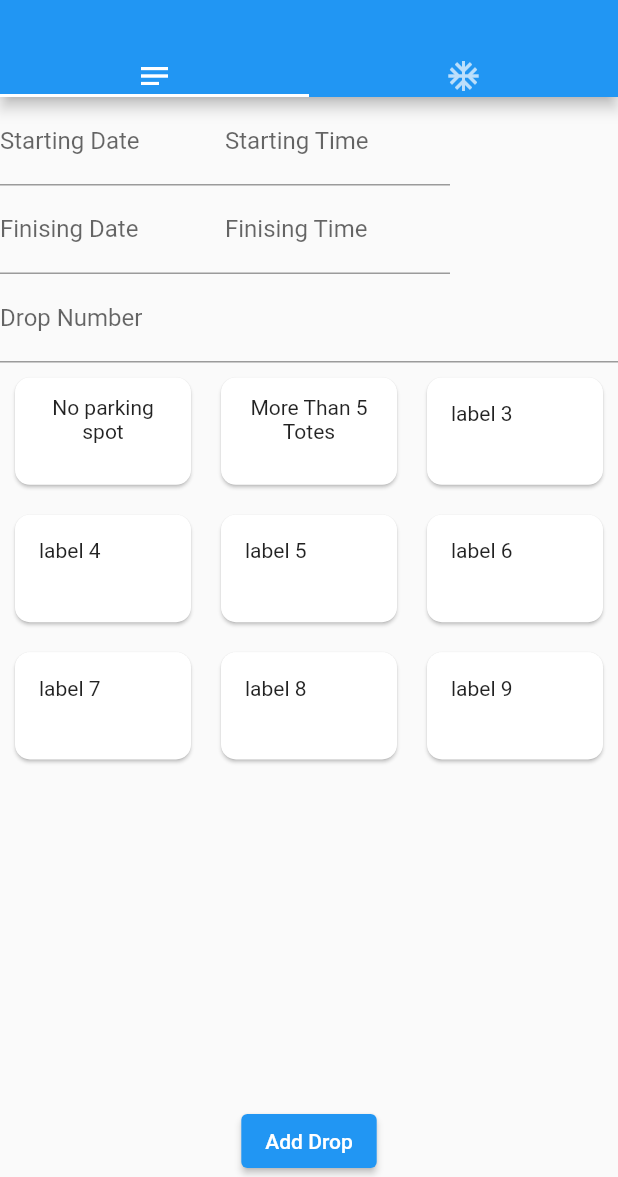
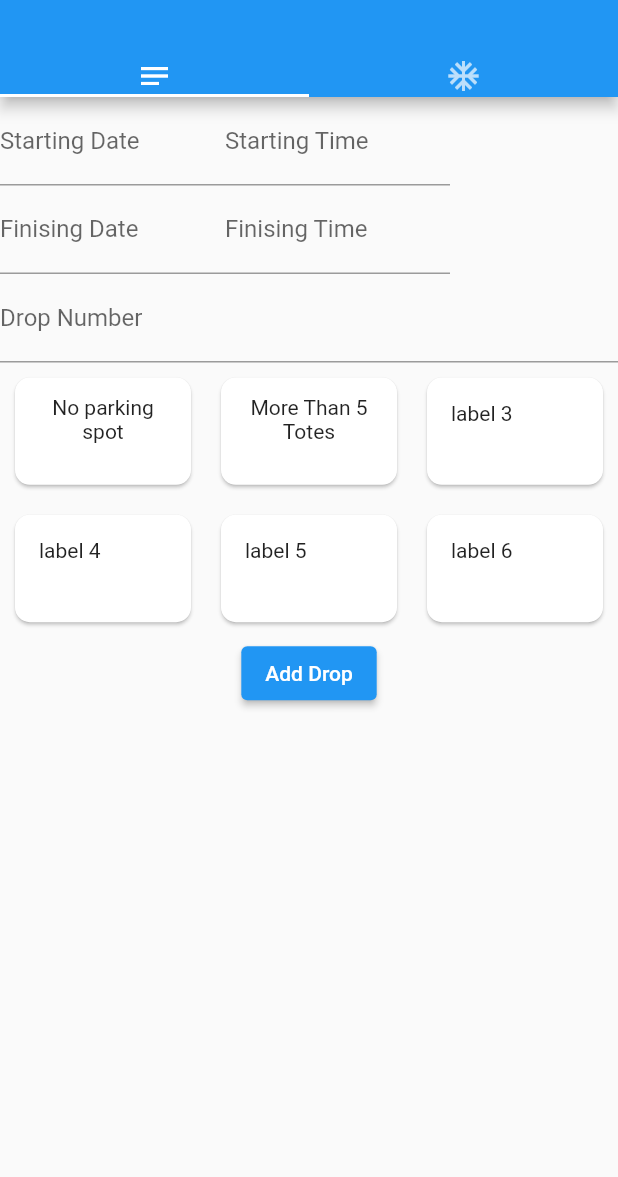
Before and after one commit to BryanBudelon/DriverNotes, a Flutter app: the screen it shows after launch, after a tap on "Add Drop", on a phone screen of 412 x 824 dp, the part 59-1236 px from its top. Run offline on Flutter 3.47's test engine with Material 2 defaults, Android fonts, the phone set to English and light mode, and no system bars.

Commit message:
add drop working

```diff
--- a/driver_notes/lib/main.dart
+++ b/driver_notes/lib/main.dart
@@ -291,7 +291,7 @@ class _MyAppState extends State<MyApp> {
                   controller: dropController,
                 ),
                 Expanded(
-                  child: ReasonSelection(),
+                  child: ReasonSelection(textController, dropController),
                 ),
                 /*Container(
                   width: 300,
@@ -356,13 +356,6 @@ class _MyAppState extends State<MyApp> {
                     ],
                   ),
                 ) */
-                ElevatedButton(
-                  //onPressed: () => insertText('Drop \n', textController),
-                  //onPressed: () => showModalOptions(context),
-                  onPressed: () => InsertText(),
-                  // Talvez colocar para adicionar item no TextField ao selecionar o item
-                  child: Text('Add Drop'),
-                ),
               ],
             ),
             // Result Tab
--- a/driver_notes/lib/month_option.dart
+++ /dev/null
@@ -1,11 +0,0 @@
-import 'package:flutter/material.dart';
-
-class Animal {
-  final int id;
-  final String name;
-
-  Animal({
-    required this.id,
-    required this.name,
-  });
-}
--- a/driver_notes/lib/reason_selection.dart
+++ b/driver_notes/lib/reason_selection.dart
@@ -1,15 +1,21 @@
+import 'package:driver_notes/insert_text.dart';
+import 'package:driver_notes/notes_tab.dart';
 import 'package:flutter/material.dart';
 
 import 'options_list.dart';
 
 class ReasonSelection extends StatefulWidget {
-  const ReasonSelection({Key? key}) : super(key: key);
+  //const ReasonSelection({Key? key, textComtroller}) : super(key: key);
+  final TextEditingController textController;
+  final TextEditingController dropsController;
+
+  ReasonSelection(this.textController, this.dropsController);
 
   @override
-  ReasonSelectionState createState() => ReasonSelectionState();
+  _ReasonSelectionState createState() => _ReasonSelectionState();
 }
 
-class ReasonSelectionState extends State<ReasonSelection> {
+class _ReasonSelectionState extends State<ReasonSelection> {
   int selectedCard = -1;
   int _selectedIndex = -1;
 
@@ -25,20 +31,20 @@ class ReasonSelectionState extends State<ReasonSelection> {
     OptionsList(5, false, 'label 9'),
   ];
 
-  List<String> selectedItems = [];
-
-  List<String> returnItems() {
-    return selectedItems;
-  }
+  var selectedItems = [
+    '',
+    '',
+    '',
+    '',
+  ];
 
   @override
   Widget build(BuildContext context) {
-    return MediaQuery.removePadding(
-      context: context,
-      child: GridView.builder(
+    return Column(children: [
+      GridView.builder(
         shrinkWrap: true,
         scrollDirection: Axis.vertical,
-        itemCount: options.length,
+        itemCount: 6,
         gridDelegate: new SliverGridDelegateWithFixedCrossAxisCount(
           crossAxisCount: 3,
           childAspectRatio: MediaQuery.of(context).size.width /
@@ -102,6 +108,22 @@ class ReasonSelectionState extends State<ReasonSelection> {
               ),
             ); */
       ),
-    );
+      ElevatedButton(
+        //onPressed: () => insertText('Drop \n', textController),
+        //onPressed: () => showModalOptions(context),
+        onPressed: () => {
+          InsertText().insertText(
+              'Drop Number: ' + widget.dropsController.text + '\n',
+              widget.textController),
+          for (var i = 0; i < selectedItems.length; i++)
+            {
+              InsertText()
+                  .insertText(selectedItems[i] + ' + ', widget.textController)
+            }
+        },
+        // Talvez colocar para adicionar item no TextField ao selecionar o item
+        child: Text('Add Drop'),
+      ),
+    ]);
   }
 }
--- a/driver_notes/lib/selectable_grid.dart
+++ b/driver_notes/lib/selectable_grid.dart
@@ -1,6 +1,4 @@
 import 'package:flutter/material.dart';
-
-import 'month_option.dart';
 
 class SelectableGrid extends StatefulWidget {
   const SelectableGrid({Key? key}) : super(key: key);
```
